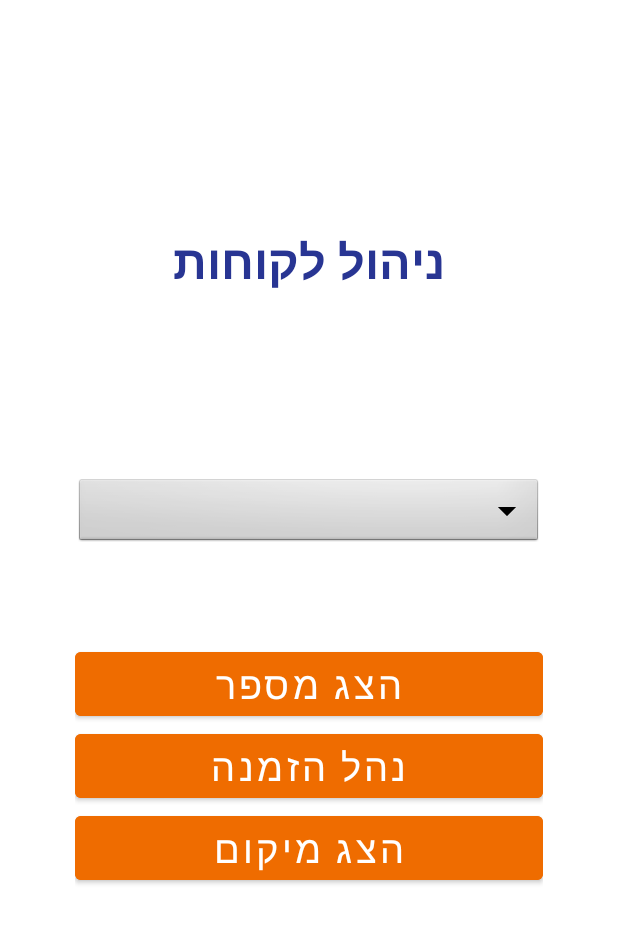
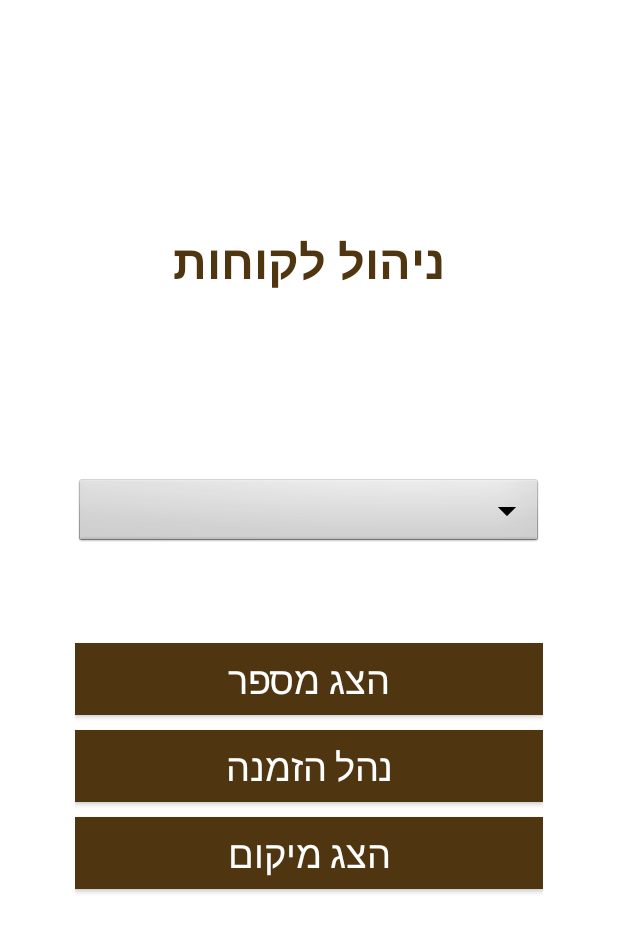
Before and after one commit to doronmash/Berman-Bakery, an Android app: the layout fragment_cinformation.xml on its own in the app's theme, with its tools: preview values and no code run, on a phone screen of 412 x 824 dp. Shown: the top 932 px of the screen. Run offline under Robolectric (Android 15) with nearby library versions, the phone set to English and light mode, and no system bars.

Commit message:
doron changes

```diff
--- a/app/src/main/java/com/benkatzav/berman/FragCustomerInformation.java
+++ b/app/src/main/java/com/benkatzav/berman/FragCustomerInformation.java
@@ -2,6 +2,7 @@ package com.benkatzav.berman;
 
 import androidx.annotation.NonNull;
 import androidx.annotation.Nullable;
+import androidx.appcompat.widget.AppCompatButton;
 
 import android.app.Dialog;
 import android.os.Bundle;
@@ -31,7 +32,7 @@ public class FragCustomerInformation extends GeneralFragment {
     private FirebaseUser currentUser;
     private FirebaseDatabase firebaseDatabase;
     private DatabaseReference myRef;
-    private Button phoneNumber, changeOrder,findLocation;
+    private AppCompatButton phoneNumber, changeOrder,findLocation;
     private Spinner spinner;
     private ArrayList<String> customers;
     private ArrayAdapter<String> adapter;
--- a/app/src/main/java/com/benkatzav/berman/FragMaps.java
+++ b/app/src/main/java/com/benkatzav/berman/FragMaps.java
@@ -54,6 +54,7 @@ public class FragMaps extends GeneralFragment implements OnMapReadyCallback {
     public void onResume() {
         super.onResume();
         mapView.onResume();
+        // Hide animation
     }
 
     @Override
@@ -66,6 +67,7 @@ public class FragMaps extends GeneralFragment implements OnMapReadyCallback {
     public void onDestroy() {
         super.onDestroy();
         mapView.onDestroy();
+        // Show animation
     }
 
     @Override
@@ -95,6 +97,6 @@ public class FragMaps extends GeneralFragment implements OnMapReadyCallback {
 
         mMap.addMarker(new MarkerOptions().position(location).title(locationName));
         mMap.moveCamera(CameraUpdateFactory.newLatLng(location));
-        googleMap.animateCamera(CameraUpdateFactory.newLatLngZoom(location, 12));
+        mMap.animateCamera(CameraUpdateFactory.newLatLngZoom(location, 15f));
     }
 }
--- a/app/src/main/java/com/benkatzav/berman/FragMenu.java
+++ b/app/src/main/java/com/benkatzav/berman/FragMenu.java
@@ -2,6 +2,7 @@ package com.benkatzav.berman;
 
 import androidx.annotation.NonNull;
 import androidx.annotation.Nullable;
+import androidx.appcompat.widget.AppCompatButton;
 
 import android.os.Bundle;
 import android.os.Handler;
@@ -27,7 +28,7 @@ public class FragMenu extends GeneralFragment {
     private FirebaseUser currentUser;
     private FirebaseDatabase firebaseDatabase;
     private DatabaseReference myRef;
-    private Button logout, userInfo, cusInfo;
+    private AppCompatButton logout, userInfo, cusInfo;
     private String permission = null;
 
     @Nullable
--- a/app/src/main/java/com/benkatzav/berman/FragOrderManagment.java
+++ b/app/src/main/java/com/benkatzav/berman/FragOrderManagment.java
@@ -3,6 +3,7 @@ package com.benkatzav.berman;
 import androidx.annotation.NonNull;
 import androidx.annotation.Nullable;
 import androidx.appcompat.app.AppCompatActivity;
+import androidx.appcompat.widget.AppCompatButton;
 
 import android.os.Bundle;
 import android.util.Log;
@@ -26,7 +27,7 @@ public class FragOrderManagment extends GeneralFragment {
     private FirebaseUser currentUser;
     private FirebaseDatabase firebaseDatabase;
     private DatabaseReference myRef;
-    private Button updateOrder;
+    private AppCompatButton updateOrder;
     private TextInputEditText[] items;
     private TextView[] qtys;
     private TextView[] products;
--- a/app/src/main/java/com/benkatzav/berman/FragUserInformation.java
+++ b/app/src/main/java/com/benkatzav/berman/FragUserInformation.java
@@ -2,6 +2,7 @@ package com.benkatzav.berman;
 
 import androidx.annotation.NonNull;
 import androidx.annotation.Nullable;
+import androidx.appcompat.widget.AppCompatButton;
 
 import android.os.Bundle;
 import android.util.Log;
@@ -24,7 +25,7 @@ public class FragUserInformation extends GeneralFragment {
     private FirebaseUser currentUser;
     private FirebaseDatabase firebaseDatabase;
     private DatabaseReference myRef;
-    private Button update;
+    private AppCompatButton update;
     private TextView currentPhone, currentName,permission;
     private TextInputEditText name,phone;
 
--- a/app/src/main/res/layout/fragment_cinformation.xml
+++ b/app/src/main/res/layout/fragment_cinformation.xml
@@ -23,7 +23,7 @@
             android:layout_height="wrap_content"
             android:text="ניהול לקוחות"
             android:textStyle="bold"
-            android:textColor="#283593"
+            android:textColor="@color/brown_button"
             android:textSize="5mm"
             />
 
@@ -45,35 +45,39 @@
             android:spinnerMode="dropdown"
             android:layout_marginBottom="5mm"/>
 
-        <Button
+
+        <androidx.appcompat.widget.AppCompatButton
             android:id="@+id/cInfo_BTN_number"
+            android:layout_marginBottom="10dp"
             android:layout_marginTop="5mm"
             android:layout_width="match_parent"
             android:layout_height="wrap_content"
             android:layout_gravity="center"
-            android:backgroundTint="#EF6C00"
             android:text="הצג מספר"
             android:textColor="@color/white"
+            android:background="@color/brown_button"
             android:textSize="4mm" />
 
-        <Button
+        <androidx.appcompat.widget.AppCompatButton
             android:id="@+id/cInfo_BTN_order"
+            android:layout_marginBottom="10dp"
             android:layout_width = "match_parent"
             android:layout_height="wrap_content"
             android:layout_gravity="center"
-            android:backgroundTint="#EF6C00"
             android:text="נהל הזמנה"
             android:textColor="@color/white"
+            android:background="@color/brown_button"
+
             android:textSize="4mm" />
 
-        <Button
+        <androidx.appcompat.widget.AppCompatButton
             android:id="@+id/cInfo_BTN_map"
             android:layout_width = "match_parent"
             android:layout_height="wrap_content"
             android:layout_gravity="center"
-            android:backgroundTint="#EF6C00"
             android:text="הצג מיקום"
             android:textColor="@color/white"
+            android:background="@color/brown_button"
             android:textSize="4mm" />
 
 
--- a/app/src/main/res/layout/fragment_order.xml
+++ b/app/src/main/res/layout/fragment_order.xml
@@ -294,10 +294,12 @@
 
 
     </LinearLayout>
-    <Button
+    <androidx.appcompat.widget.AppCompatButton
         android:id="@+id/order_BTN_updateOrder"
         android:layout_width="match_parent"
         android:layout_height="wrap_content"
-        android:text="@string/update_order"/>
+        android:text="@string/update_order"
+        android:textColor="@color/white"
+        android:background="@color/brown_button"/>
 
 </LinearLayout>
--- a/app/src/main/res/values/colors.xml
+++ b/app/src/main/res/values/colors.xml
@@ -7,4 +7,6 @@
     <color name="teal_700">#FF018786</color>
     <color name="black">#FF000000</color>
     <color name="white">#FFFFFFFF</color>
+
+    <color name="brown_button">#503610</color>
 </resources>
```
Also changed, not shown: app/src/main/java/com/benkatzav/berman/FragLogin.java (+13 -1 lines), app/src/main/java/com/benkatzav/berman/MainActivity.java (+40 -1 lines), app/src/main/res/layout/activity_main.xml (+11 -8 lines), app/src/main/res/layout/fragment_login.xml (+7 -5 lines), app/src/main/res/layout/fragment_menu.xml (+14 -6 lines), app/src/main/res/layout/fragment_uinformation.xml (+7 -5 lines), app/src/main/res/layout/popup_number.xml (+7 -2 lines), app/src/main/res/drawable/background.png (added), 1 other file.
